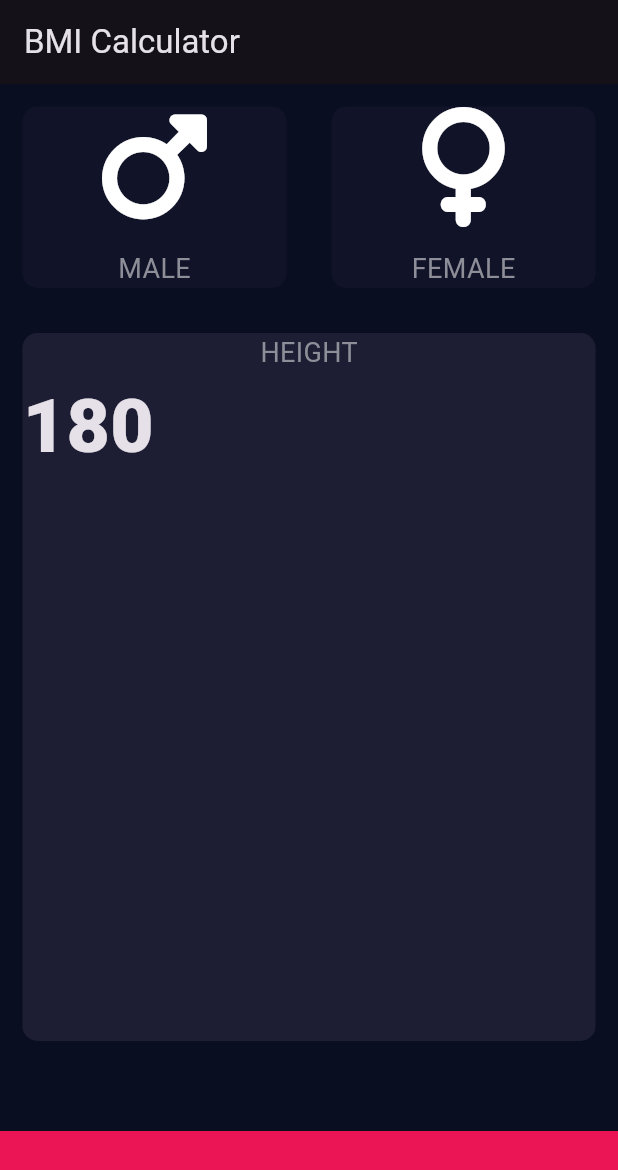
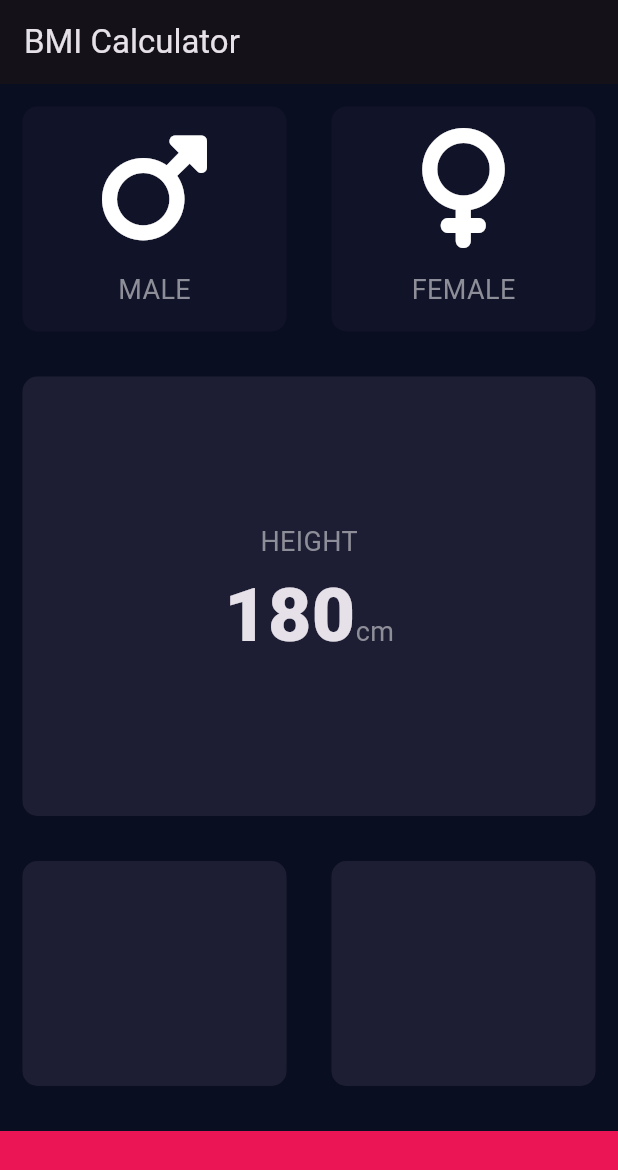
Before and after one commit to shrutiiiiin/bmi-flutter, a Flutter app: the screen it shows after launch, on a phone screen of 412 x 824 dp. Shown: the top 1170 px of the screen. Run offline on Flutter 3.47's test engine with Material 3 defaults, Android fonts, the phone set to English and light mode, and no system bars; our stand-ins replace font_awesome_flutter.

Commit message:
error solved

```diff
--- a/lib/constants.dart
+++ b/lib/constants.dart
@@ -9,3 +9,8 @@ const kLabelTextStyle = TextStyle(
   fontSize: 18,
   color: Color(0xFF8D8E98),
 );
+
+const kNumberTextStyle = TextStyle(
+  fontSize: 50,
+  fontWeight: FontWeight.w900,
+);
--- a/lib/input_page.dart
+++ b/lib/input_page.dart
@@ -72,20 +72,24 @@ class _InputPageState extends State<InputPage> {
             child: ReusableCard(
               color: kprimaryColor,
               cardchild: Column(
-                mainAxisAlignment: MainAxisAlignment.start,
+                mainAxisAlignment: MainAxisAlignment.center,
                 children: [
                   Text(
                     'HEIGHT',
                     style: kLabelTextStyle,
                   ),
                   Row(
+                    mainAxisAlignment: MainAxisAlignment.center,
+                    crossAxisAlignment: CrossAxisAlignment.baseline,
+                    textBaseline: TextBaseline.alphabetic,
                     children: [
                       Text(
                         '180',
-                        style: TextStyle(
-                          fontSize: 50,
-                          fontWeight: FontWeight.w900,
-                        ),
+                        style: kNumberTextStyle,
+                      ),
+                      Text(
+                        'cm',
+                        style: kLabelTextStyle,
                       )
                     ],
                   ),
--- a/lib/reusable_card.dart
+++ b/lib/reusable_card.dart
@@ -8,8 +8,8 @@ class ReusableCard extends StatelessWidget {
   Widget build(BuildContext context) {
     return Container(
       child: cardchild,
-      // height: 150,
-      // width: 400,
+      height: 150,
+      width: 400,
       margin: EdgeInsets.all(15),
       decoration: BoxDecoration(
         color: color,
```
